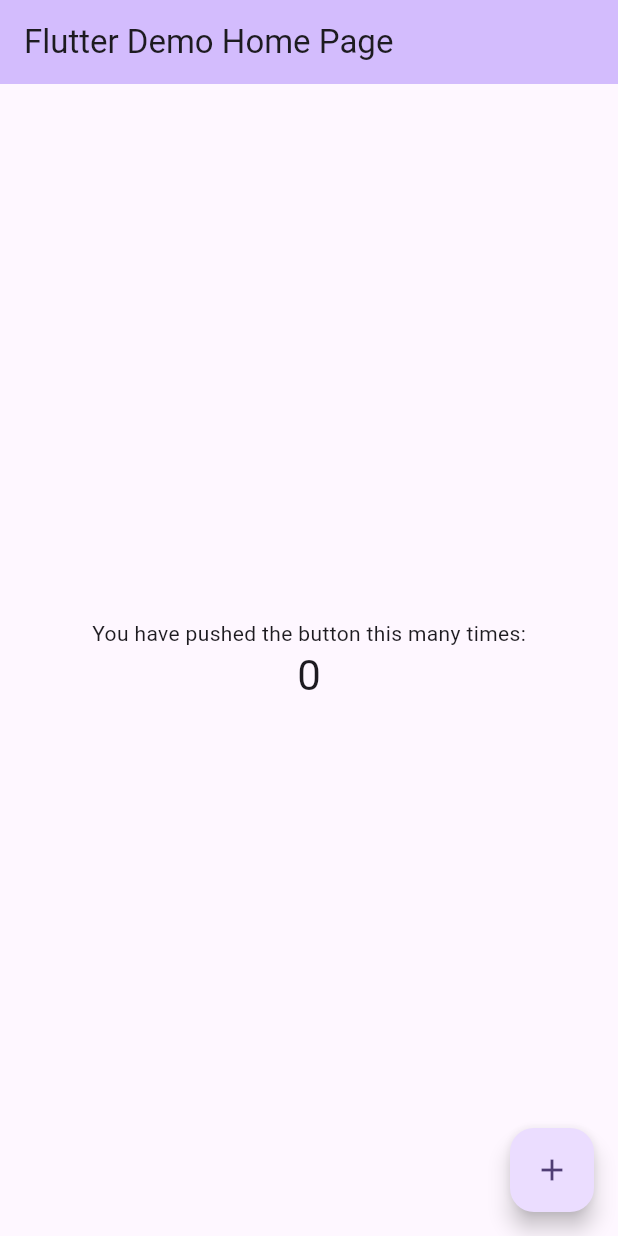
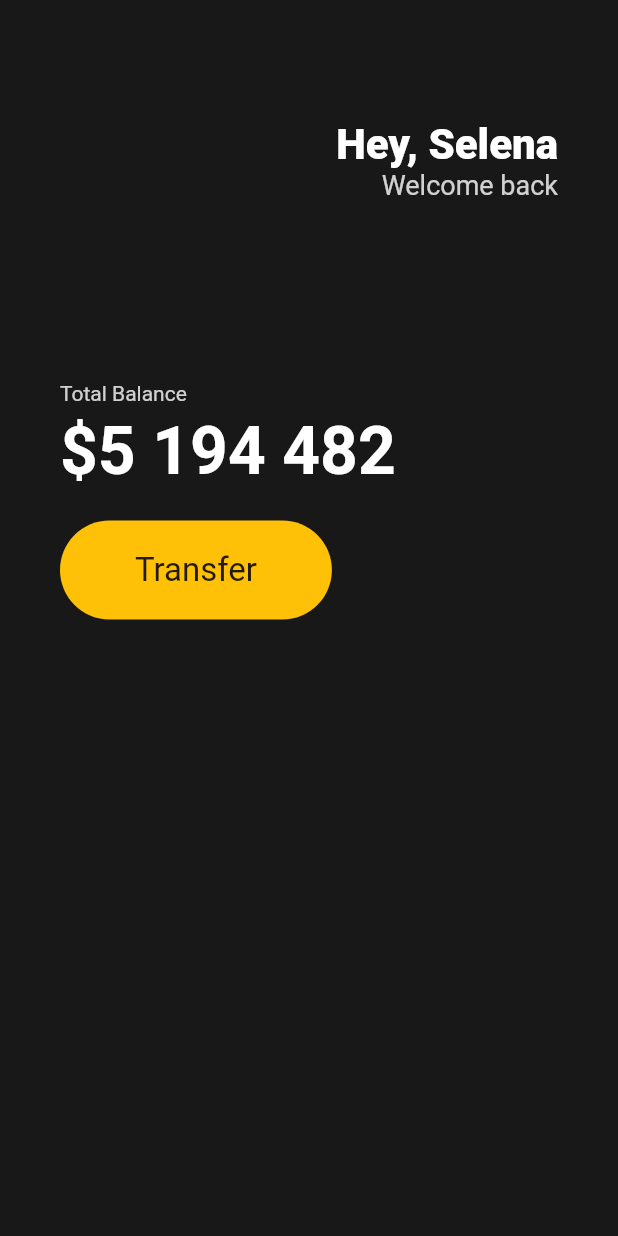
Before and after one commit to Patabear/nomad_toonflix, a Flutter app: the screen it shows after launch, on a phone screen of 412 x 824 dp. Run offline on Flutter 3.47's test engine with Material 2 defaults, Android fonts, the phone set to English and light mode, and no system bars.

Commit message:
Row, Col, SizedBox, BoxDecoration

```diff
--- a/lib/main.dart
+++ b/lib/main.dart
@@ -1,125 +1,93 @@
 import 'package:flutter/material.dart';
 
 void main() {
-  runApp(const MyApp());
+  runApp(App());
 }
 
-class MyApp extends StatelessWidget {
-  const MyApp({super.key});
-
-  // This widget is the root of your application.
+class App extends StatelessWidget {
   @override
   Widget build(BuildContext context) {
     return MaterialApp(
-      title: 'Flutter Demo',
-      theme: ThemeData(
-        // This is the theme of your application.
-        //
-        // TRY THIS: Try running your application with "flutter run". You'll see
-        // the application has a blue toolbar. Then, without quitting the app,
-        // try changing the seedColor in the colorScheme below to Colors.green
-        // and then invoke "hot reload" (save your changes or press the "hot
-        // reload" button in a Flutter-supported IDE, or press "r" if you used
-        // the command line to start the app).
-        //
-        // Notice that the counter didn't reset back to zero; the application
-        // state is not lost during the reload. To reset the state, use hot
-        // restart instead.
-        //
-        // This works for code too, not just values: Most code changes can be
-        // tested with just a hot reload.
-        colorScheme: ColorScheme.fromSeed(seedColor: Colors.deepPurple),
-        useMaterial3: true,
+        home: Scaffold(
+      backgroundColor: Color(0xFF181818),
+      body: Padding(
+        padding: EdgeInsets.symmetric(horizontal: 40),
+        child: Column(
+          crossAxisAlignment: CrossAxisAlignment.start,
+          children: [
+            SizedBox(
+              height: 80,
+            ),
+            Row(
+              mainAxisAlignment: MainAxisAlignment.end, // row end 정렬
+              children: [
+                Column(
+                  crossAxisAlignment: CrossAxisAlignment.end, // col end 정렬
+                  children: [
+                    Text(
+                      'Hey, Selena',
+                      style: TextStyle(
+                        color: Colors.white,
+                        fontSize: 28,
+                        fontWeight: FontWeight.w800,
+                      ),
+                    ),
+                    Text(
+                      'Welcome back',
+                      style: TextStyle(
+                        color: Colors.white.withOpacity(0.8),
+                        fontSize: 18,
+                      ),
+                    ),
+                  ],
+                ),
+              ],
+            ),
+            SizedBox(height: 120),
+            Text(
+              'Total Balance',
+              style: TextStyle(
+                color: Colors.white.withOpacity(0.8),
+              ),
+            ),
+            SizedBox(height: 5),
+            Text(
+              '\$5 194 482',
+              style: TextStyle(
+                fontSize: 44,
+                color: Colors.white,
+                fontWeight: FontWeight.w600,
+              ),
+            ),
+            SizedBox(height: 20),
+            Row(
+              children: [
+                Container(
+                  // Box decoration
+                  decoration: BoxDecoration(
+                    color: Colors.amber,
+                    borderRadius: BorderRadius.circular(45),
+                  ),
+                  child: Padding(
+                    padding: EdgeInsets.symmetric(
+                      vertical: 20,
+                      horizontal: 50,
+                    ),
+                    child: Text(
+                      'Transfer',
+                      style: TextStyle(fontSize: 22),
+                    ),
+                  ),
+                ),
+              ],
+            )
+          ],
+        ),
       ),
-      home: const MyHomePage(title: 'Flutter Demo Home Page'),
-    );
+    ));
   }
 }
 
-class MyHomePage extends StatefulWidget {
-  const MyHomePage({super.key, required this.title});
-
-  // This widget is the home page of your application. It is stateful, meaning
-  // that it has a State object (defined below) that contains fields that affect
-  // how it looks.
-
-  // This class is the configuration for the state. It holds the values (in this
-  // case the title) provided by the parent (in this case the App widget) and
-  // used by the build method of the State. Fields in a Widget subclass are
-  // always marked "final".
-
-  final String title;
-
-  @override
-  State<MyHomePage> createState() => _MyHomePageState();
+class Player {
+  String name = 'nico';
 }
-
-class _MyHomePageState extends State<MyHomePage> {
-  int _counter = 0;
-
-  void _incrementCounter() {
-    setState(() {
-      // This call to setState tells the Flutter framework that something has
-      // changed in this State, which causes it to rerun the build method below
-      // so that the display can reflect the updated values. If we changed
-      // _counter without calling setState(), then the build method would not be
-      // called again, and so nothing would appear to happen.
-      _counter++;
-    });
-  }
-
-  @override
-  Widget build(BuildContext context) {
-    // This method is rerun every time setState is called, for instance as done
-    // by the _incrementCounter method above.
-    //
-    // The Flutter framework has been optimized to make rerunning build methods
-    // fast, so that you can just rebuild anything that needs updating rather
-    // than having to individually change instances of widgets.
-    return Scaffold(
-      appBar: AppBar(
-        // TRY THIS: Try changing the color here to a specific color (to
-        // Colors.amber, perhaps?) and trigger a hot reload to see the AppBar
-        // change color while the other colors stay the same.
-        backgroundColor: Theme.of(context).colorScheme.inversePrimary,
-        // Here we take the value from the MyHomePage object that was created by
-        // the App.build method, and use it to set our appbar title.
-        title: Text(widget.title),
-      ),
-      body: Center(
-        // Center is a layout widget. It takes a single child and positions it
-        // in the middle of the parent.
-        child: Column(
-          // Column is also a layout widget. It takes a list of children and
-          // arranges them vertically. By default, it sizes itself to fit its
-          // children horizontally, and tries to be as tall as its parent.
-          //
-          // Column has various properties to control how it sizes itself and
-          // how it positions its children. Here we use mainAxisAlignment to
-          // center the children vertically; the main axis here is the vertical
-          // axis because Columns are vertical (the cross axis would be
-          // horizontal).
-          //
-          // TRY THIS: Invoke "debug painting" (choose the "Toggle Debug Paint"
-          // action in the IDE, or press "p" in the console), to see the
-          // wireframe for each widget.
-          mainAxisAlignment: MainAxisAlignment.center,
-          children: <Widget>[
-            const Text(
-              'You have pushed the button this many times:',
-            ),
-            Text(
-              '$_counter',
-              style: Theme.of(context).textTheme.headlineMedium,
-            ),
-          ],
-        ),
-      ),
-      floatingActionButton: FloatingActionButton(
-        onPressed: _incrementCounter,
-        tooltip: 'Increment',
-        child: const Icon(Icons.add),
-      ), // This trailing comma makes auto-formatting nicer for build methods.
-    );
-  }
-}
```
